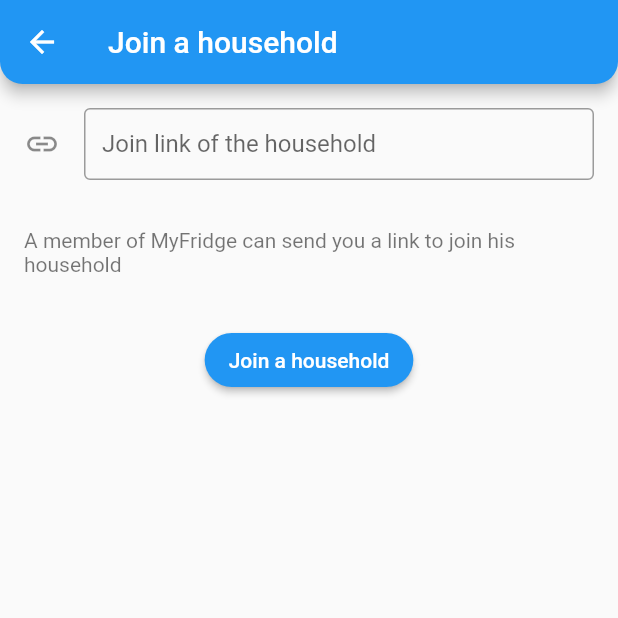
After one commit to Realague/my_fridge, a Flutter app: the JoinHousehold screen opened directly, on a phone screen of 412 x 824 dp, the top half of it. The commit adds this screen. Run offline on Flutter 3.47's test engine with Material 2 defaults, Android fonts, the light colour scheme and no system bars; our stand-ins replace cloud_firestore, dropdown_search, firebase_auth, firebase_core; accounts and stored records are empty; generated files the repository leaves out were written again; network calls fail.

Commit message:
WIP - Household edit view, join view

```diff
--- /dev/null
+++ b/lib/household/join_household.dart
@@ -0,0 +1,74 @@
+import 'package:flutter/cupertino.dart';
+import 'package:flutter/material.dart';
+import 'package:flutter_gen/gen_l10n/app_localizations.dart';
+
+import '../services/household_service.dart';
+import '../utils/validators.dart';
+
+class JoinHousehold extends StatefulWidget {
+  const JoinHousehold() : super();
+
+  @override
+  State<StatefulWidget> createState() => _JoinHouseholdState();
+}
+
+class _JoinHouseholdState extends State<JoinHousehold> {
+  final _formKey = GlobalKey<FormState>();
+  final _linkController = TextEditingController();
+
+  @override
+  void dispose() {
+    _linkController.dispose();
+    super.dispose();
+  }
+
+  @override
+  Widget build(final BuildContext context) {
+    return Scaffold(
+        appBar: AppBar(
+          title: Text(AppLocalizations.of(context)!.household_join),
+        ),
+        body: Form(
+          key: _formKey,
+          child: Column(children: [
+            Padding(
+              padding: EdgeInsets.all(16.0),
+              child: TextFormField(
+                keyboardType: TextInputType.text,
+                decoration: InputDecoration(
+                  icon: Icon(Icons.link),
+                  border: const OutlineInputBorder(),
+                  contentPadding: EdgeInsets.symmetric(horizontal: 12),
+                  labelText: AppLocalizations.of(context)!.household_join_link,
+                ),
+                validator: (final link) => Validators.isValidHousehold(context, link!),
+                controller: _linkController,
+              ),
+            ),
+            Padding(
+              padding: EdgeInsets.all(16.0),
+              child: Text(AppLocalizations.of(context)!.household_join_description, style: TextStyle(color: Colors.black54)),
+            ),
+            Padding(
+              padding: EdgeInsets.all(16.0),
+              child: ElevatedButton(
+                onPressed: () {
+                  if (_formKey.currentState!.validate()) {
+                    HouseholdService.joinHousehold(context, _linkController.value.text);
+                    Navigator.pop(context);
+                  }
+                },
+                child: Text(AppLocalizations.of(context)!.household_join),
+                style: ButtonStyle(
+                  shape: MaterialStateProperty.all(
+                    RoundedRectangleBorder(
+                      borderRadius: BorderRadius.circular(40),
+                    ),
+                  ),
+                ),
+              ),
+            ),
+          ]),
+        ));
+  }
+}
--- a/lib/l10n/app_en.arb
+++ b/lib/l10n/app_en.arb
@@ -49,5 +49,13 @@
   "household_description": "Each household is a shopping list and a storage.\n Share your shopping list and your storage by inviting other person to your household",
   "household_create": "Create a household",
   "household_add": "Add a new household",
-  "household_join": "Join a household"
+  "household_join": "Join a household",
+  "household_join_description": "A member of MyFridge can send you a link to join his household",
+  "household_only_member": "Only me",
+  "household_join_link": "Join link of the household",
+  "household_edit": "Edit a household",
+  "household_delete": "Delete a household",
+  "household_save": "Save a household",
+  "household_add_member": "Add a new member",
+  "household_members_list": "Members list"
 }
--- a/lib/l10n/app_fr.arb
+++ b/lib/l10n/app_fr.arb
@@ -38,5 +38,13 @@
   "household_description": "Chaque ménage consiste en une liste de courses et un emplacement de rangement.\nPartage ta liste de courses et tes étagères en invitant d'autres personnes à ton ménage",
   "household_create": "Créer un ménage",
   "household_add": "Ajouter un nouveau ménage",
-  "household_join": "Rejoindre un ménage"
+  "household_join": "Rejoindre un ménage",
+  "household_join_description": "Un membre de MyFridge peut t'envoyer le lien pour rejoindre son ménage",
+  "household_only_member": "Moi uniquement",
+  "household_join_link": "Lien pour rejoindre le ménage",
+  "household_edit": "Modifier un ménage",
+  "household_delete": "Supprimer un ménage",
+  "household_save": "Enregistrer",
+  "household_add_member": "Ajouter un nouveau membre",
+  "household_members_list": "Liste de membres"
 }
--- a/lib/model/user.dart
+++ b/lib/model/user.dart
@@ -2,11 +2,7 @@ import 'package:cloud_firestore/cloud_firestore.dart';
 import 'package:flutter/cupertino.dart';
 
 class MyFridgeUser {
-  MyFridgeUser(
-      {this.id,
-      required this.username,
-      required this.email,
-      this.selectedStorage});
+  MyFridgeUser({this.id, required this.username, required this.email, this.selectedStorage, required this.households});
 
   String? id;
 
@@ -16,20 +12,20 @@ class MyFridgeUser {
 
   String? selectedStorage;
 
+  List<String> households;
+
   static MyFridgeUser fromDocument(final DocumentSnapshot document) {
     Map<String, dynamic> data = document.data() as Map<String, dynamic>;
     return MyFridgeUser(
-        id: document.id,
-        username: data['username'],
-        email: data['email'],
-        selectedStorage: data['selectedStorage']);
+      id: document.id,
+      username: data['username'],
+      email: data['email'],
+      selectedStorage: data['selectedStorage'],
+      households: List.from(data['households']),
+    );
   }
 
   Map<String, Object?> asMap(final BuildContext context) {
-    return {
-      'username': this.username,
-      'email': this.email,
-      'selectedStorage': this.selectedStorage
-    };
+    return {'username': this.username, 'email': this.email, 'selectedStorage': this.selectedStorage, 'households': this.households};
   }
 }
--- a/lib/services/household_service.dart
+++ b/lib/services/household_service.dart
@@ -20,8 +20,7 @@ class HouseholdService {
     data['created_by'] = user.id;
     data['members'] = [user.id];
     DocumentReference docRef = await DatabaseService.create(data: data, collection: collectionInstance);
-    user.selectedStorage = docRef.id;
-    UserService.update(user, context);
+    UserService.updateUserHouseholds(context, docRef.id);
   }
 
   static update(final Household household, final BuildContext context) {
@@ -37,4 +36,12 @@ class HouseholdService {
   static Query getUserHouseholds(final BuildContext context) {
     return collectionInstance.where('members', arrayContains: UserService.getCurrentUserFromCache(context)!.id!);
   }
+
+  static joinHousehold(final BuildContext context, final String householdId) async {
+    Household household = await collectionInstance.doc(householdId).get().then((documentSnapshot) {
+      return Household.fromDocument(documentSnapshot);
+    });
+    DatabaseService.update(household.id!, household.asMap(context), collectionInstance);
+    UserService.updateUserHouseholds(context, householdId);
+  }
 }
--- a/lib/utils/validators.dart
+++ b/lib/utils/validators.dart
@@ -28,4 +28,8 @@ class Validators {
     }
     return null;
   }
+
+  static String? isValidHousehold(final BuildContext context, final String householdId) {
+    return null;
+  }
 }
```
Also changed, not shown: lib/household/household_add_form.dart (renamed from lib/household/household_form.dart, +4 -8 lines), lib/household/household_edit_form.dart (added, +134 -0 lines), lib/main.dart (+4 -10 lines), lib/model/household.dart (+14 -9 lines), lib/services/user_service.dart (+16 -12 lines), lib/widget/navigation_drawer.dart (+50 -13 lines).
